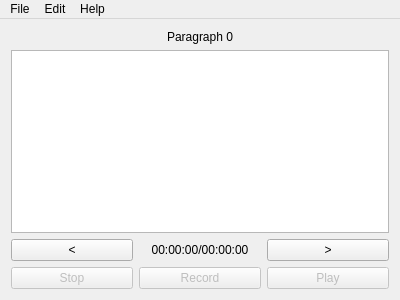
Before: the Qt Designer form narrativedirector.ui in divark/narrative-director, drawn with Qt 5.
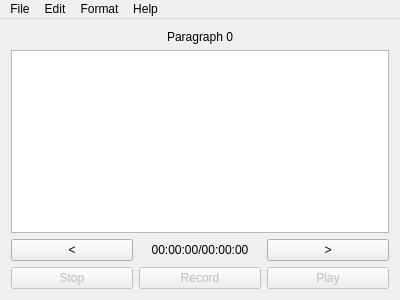
After: the same form once the commit is applied.

Commit message: Added View option to toggle simplified paragraphs.

What changed in the file:
```diff
--- a/narrativedirector.ui
+++ b/narrativedirector.ui
@@ -131,8 +131,15 @@
     </property>
     <addaction name="actionPreferences"/>
    </widget>
+   <widget class="QMenu" name="menuFormat">
+    <property name="title">
+     <string>Format</string>
+    </property>
+    <addaction name="actionSimplify"/>
+   </widget>
    <addaction name="menuFile"/>
    <addaction name="menuEdit"/>
+   <addaction name="menuFormat"/>
    <addaction name="menuHelp"/>
   </widget>
   <action name="actionNew">
```
Left out of the diff: 8 changed lines with no effect on the pictures. The commit also changes 2 other files.
